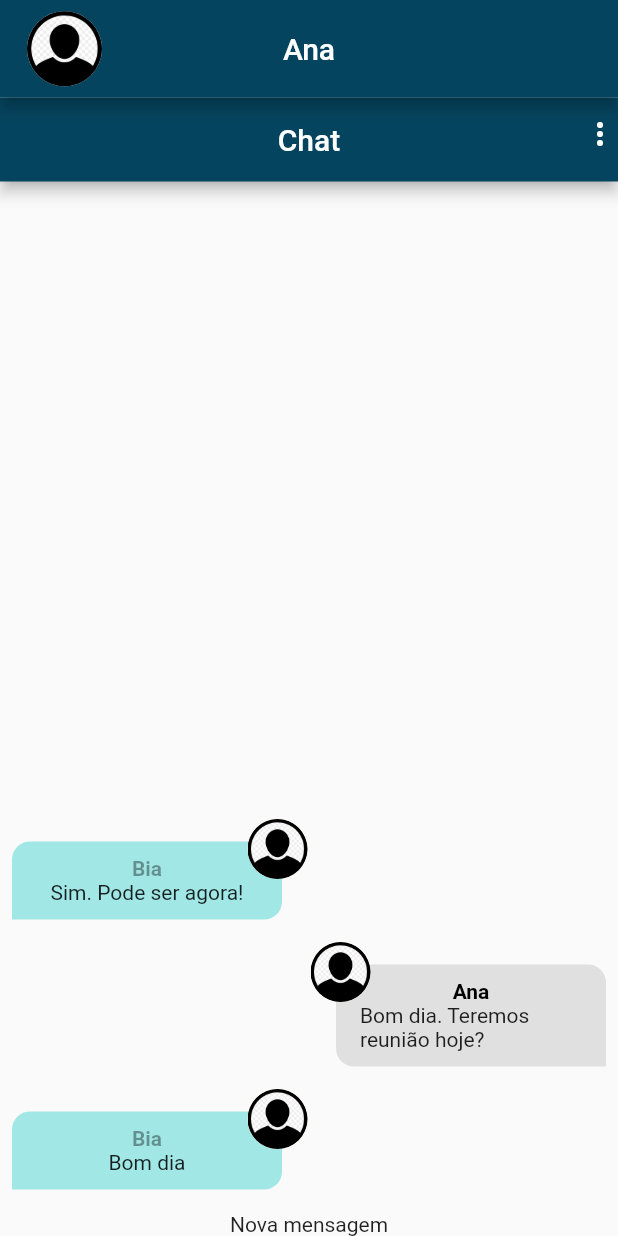
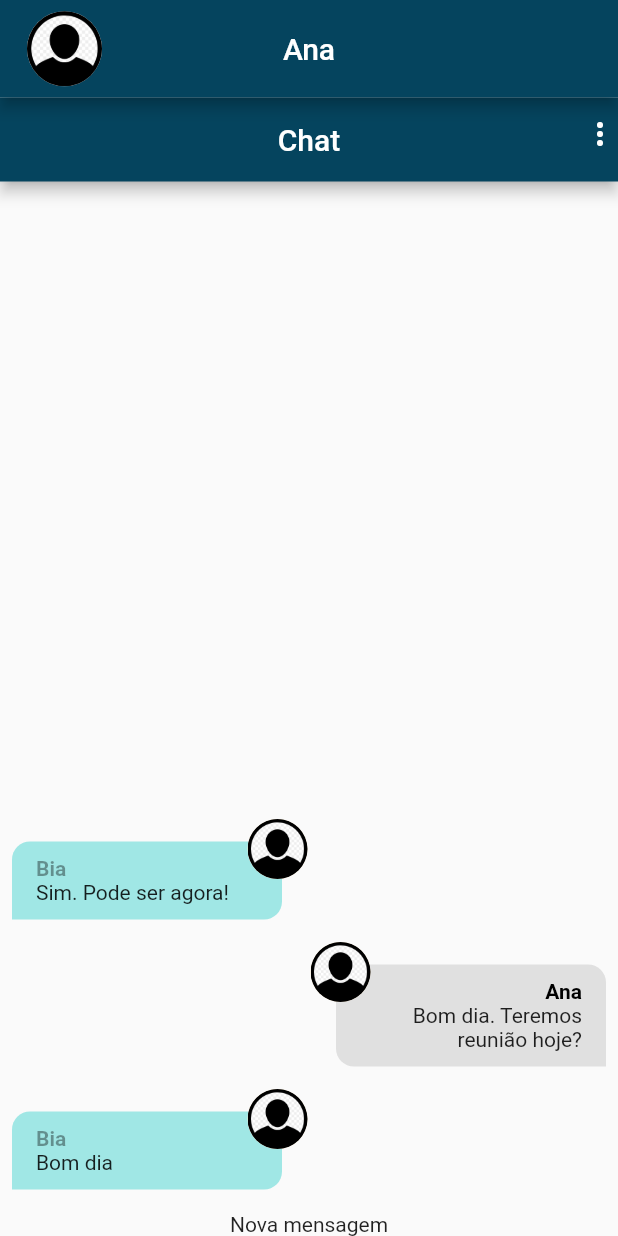
Before and after one commit to marcosmanto/chat_flutter_coder, a Flutter app: the screen it shows after launch, on a phone screen of 412 x 824 dp. Run offline on Flutter 3.47's test engine with Material 2 defaults, Android fonts, the phone set to English and light mode, and no system bars; our stand-ins replace image_picker; accounts and stored records are empty.

Commit message:
Align text according to cuurent user .

```diff
--- a/lib/components/message_bubble.dart
+++ b/lib/components/message_bubble.dart
@@ -58,6 +58,9 @@ class MessageBubble extends StatelessWidget {
                   ),
                 ),
                 child: Column(
+                  crossAxisAlignment: belongsToCurrentUser
+                      ? CrossAxisAlignment.end
+                      : CrossAxisAlignment.start,
                   children: [
                     Text(
                       message.userName,
@@ -68,7 +71,12 @@ class MessageBubble extends StatelessWidget {
                         fontWeight: FontWeight.bold,
                       ),
                     ),
-                    Text(message.text),
+                    Text(
+                      message.text,
+                      textAlign: belongsToCurrentUser
+                          ? TextAlign.right
+                          : TextAlign.left,
+                    ),
                   ],
                 )),
           ],
```
